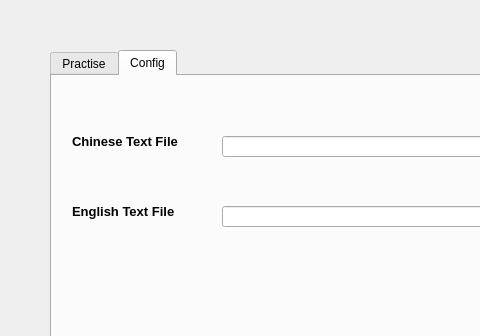
First picture: the form in mainwindow.ui, repository super-runner/transWords, before the edit; both pictures show x 0 to 480 and y 0 to 336 of the 926 by 662 pixel window.
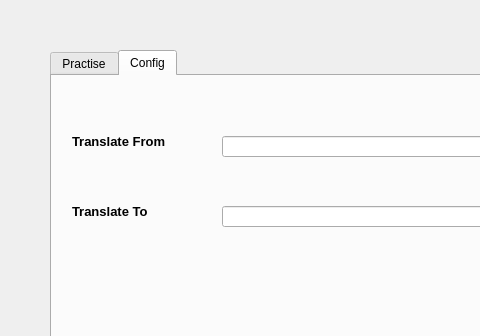
Second picture: the form after the edit. The open tabs and pages were chosen to show the change.

Commit message: Updated Config->label names. Changed MainWindow tile to "TransBuddy"

Patch:
```diff
--- a/mainwindow.ui
+++ b/mainwindow.ui
@@ -277,7 +277,7 @@
        </font>
       </property>
       <property name="text">
-       <string>Chinese Text File</string>
+       <string>Translate From</string>
       </property>
      </widget>
      <widget class="QLineEdit" name="lineEdit_Chinese_File">
@@ -339,7 +339,7 @@
        </font>
       </property>
       <property name="text">
-       <string>English Text File</string>
+       <string>Translate To</string>
       </property>
      </widget>
      <widget class="QPushButton" name="pushButton_openEnglishText">
```
Left out of the diff: 2 changed lines with no effect on the pictures. The commit also changes 1 other file.
